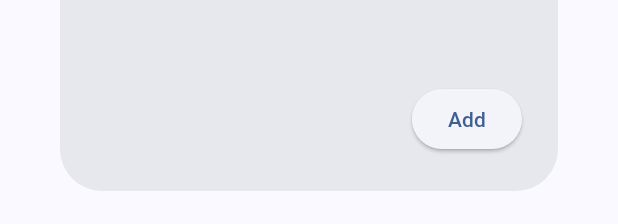
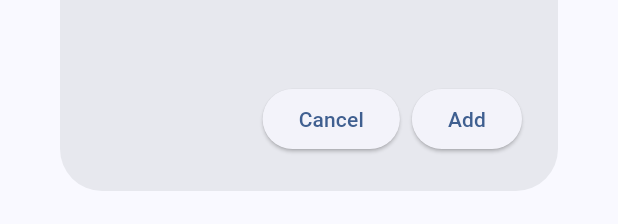
Before and after one commit to yaseeen96/shaheen_namaz, a Flutter app: the UserDetailsPopup widget shown alone on an empty page, opened directly with empty values, on a phone screen of 412 x 824 dp. Shown: the part 1009-1233 px from the top of the screen. Run offline on Flutter 3.47's test engine with Material 3 defaults, Android fonts, the phone set to English and light mode, and no system bars; drawn by our look-alikes of dropdown_search; our stand-ins replace camera, cloud_firestore, cloud_functions, dio, firebase_auth, firebase_core and 7 more; missing offline and left inert: firebase_ui_auth; accounts and stored records are empty; network calls fail.

Commit message:
add cancel button

```diff
--- a/lib/admin/widgets/users/users_widget.dart
+++ b/lib/admin/widgets/users/users_widget.dart
@@ -554,6 +554,11 @@ class _UserDetailsPopupState extends ConsumerState<UserDetailsPopup> {
       ),
       actions: [
         ElevatedButton(
+            onPressed: () {
+              context.pop();
+            },
+            child: const Text("Cancel")),
+        ElevatedButton(
           onPressed: isLoading
               ? null
               : widget.user == null
```
